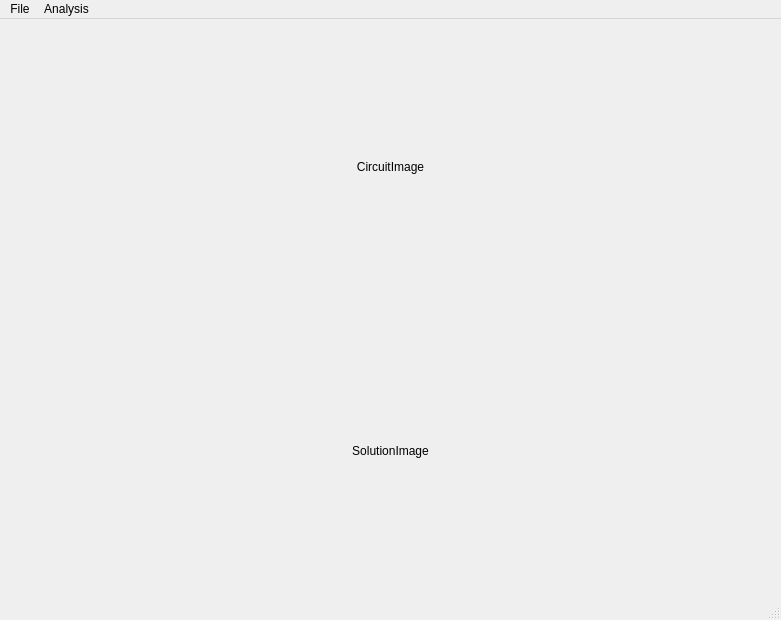
Qt form GUI/AnalysisOptions.ui (ainsley-n/cs425_team39) before a commit.
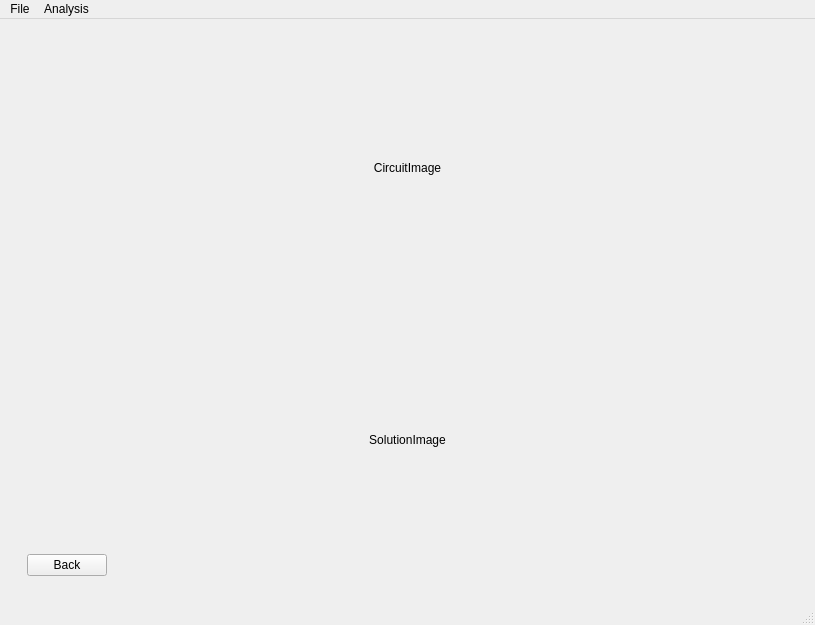
The same form after that commit. The open tabs and pages were chosen to show the change.

Commit message: Added back button on equation view

What changed in the file:
```diff
--- a/GUI/AnalysisOptions.ui
+++ b/GUI/AnalysisOptions.ui
@@ -6,8 +6,8 @@
    <rect>
     <x>0</x>
     <y>0</y>
-    <width>781</width>
-    <height>620</height>
+    <width>815</width>
+    <height>625</height>
    </rect>
   </property>
   <property name="windowTitle">
@@ -167,6 +167,25 @@
              </property>
             </widget>
            </item>
+           <item>
+            <widget class="QPushButton" name="backButton">
+             <property name="sizePolicy">
+              <sizepolicy hsizetype="Fixed" vsizetype="Fixed">
+               <horstretch>0</horstretch>
+               <verstretch>0</verstretch>
+              </sizepolicy>
+             </property>
+             <property name="minimumSize">
+              <size>
+               <width>0</width>
+               <height>0</height>
+              </size>
+             </property>
+             <property name="text">
+              <string>Back</string>
+             </property>
+            </widget>
+           </item>
           </layout>
          </widget>
         </item>
@@ -181,7 +200,7 @@
     <rect>
      <x>0</x>
      <y>0</y>
-     <width>781</width>
+     <width>815</width>
      <height>26</height>
     </rect>
    </property>
```
The commit also changes 2 other files.
